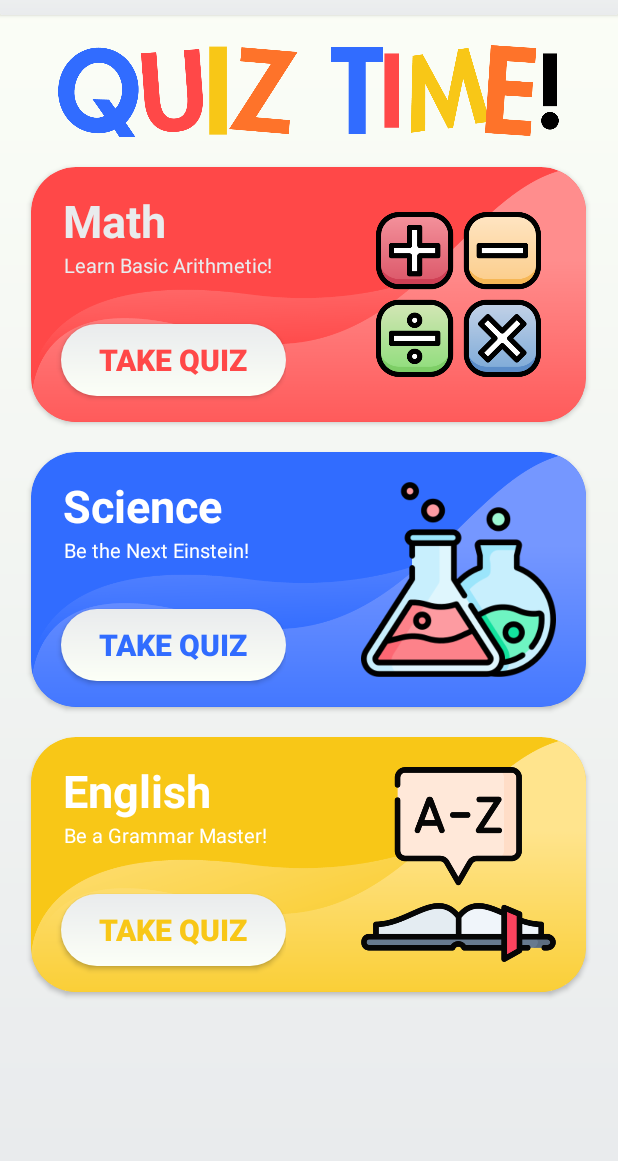
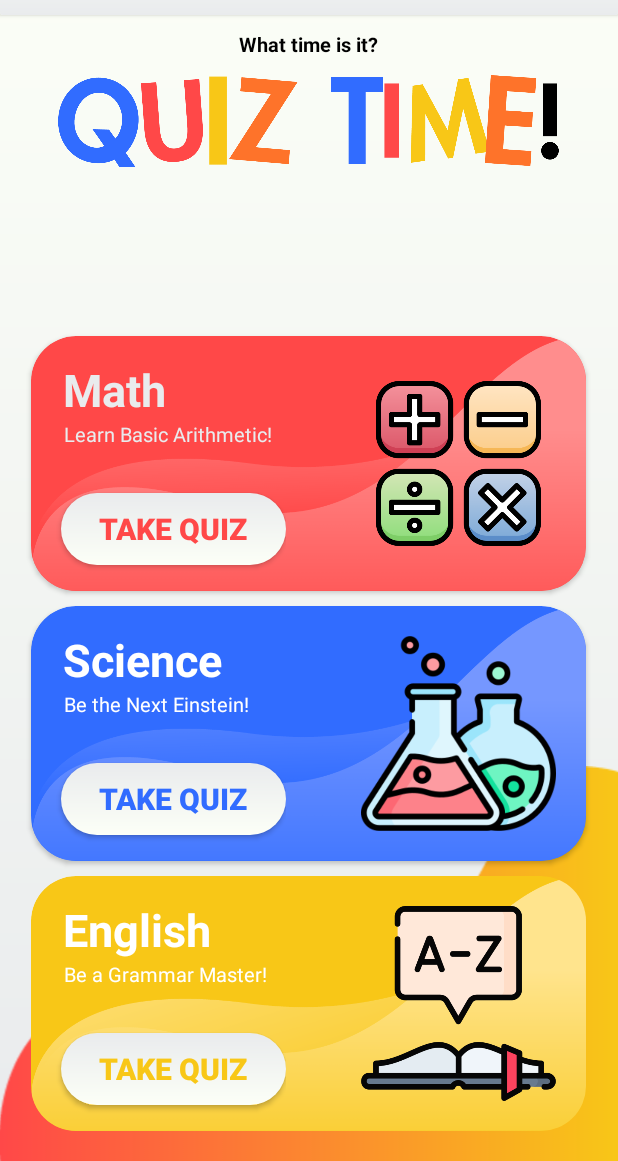
Before and after one commit to Zeerooo-dev/Learnify, an Android app: the main screen opened directly, with no data from a screen before it, on a phone screen of 412 x 824 dp, the part 75-1236 px from its top. Run offline under Robolectric (Android 15) with nearby library versions, the phone set to English and light mode, and no system bars.

Commit message:
Linear to Frame Layout

```diff
--- a/app/src/main/res/layout/main.xml
+++ b/app/src/main/res/layout/main.xml
@@ -1,5 +1,5 @@
 <?xml version="1.0" encoding="utf-8"?>
-<LinearLayout xmlns:android="http://schemas.android.com/apk/res/android"
+<FrameLayout xmlns:android="http://schemas.android.com/apk/res/android"
     xmlns:tools="http://schemas.android.com/tools"
     android:layout_width="match_parent"
     android:layout_height="match_parent"
@@ -8,6 +8,12 @@
     android:orientation="vertical"
     android:background="@drawable/bg_gradient">
 
+    <ImageView
+        android:layout_width="450dp"
+        android:layout_height="wrap_content"
+        android:layout_gravity="bottom|center_horizontal"
+        android:src="@drawable/loginshape"
+        />
 
     <androidx.cardview.widget.CardView
         android:layout_width="match_parent"
@@ -64,21 +70,32 @@
 
     </androidx.cardview.widget.CardView>
 
+    <TextView
+        android:layout_width="wrap_content"
+        android:layout_height="wrap_content"
+        android:layout_gravity="top|center_horizontal"
+        android:gravity="center_horizontal|center_vertical"
+        android:layout_marginTop="70dp"
+        android:text="What time is it?"
+        android:textStyle="bold"
+        android:textColor="@color/black"
+        android:textSize="13sp"/>
 
     <ImageView
         android:layout_width="350dp"
         android:layout_height="61dp"
-        android:layout_gravity="center"
-        android:layout_marginTop="20dp"
-        android:src="@drawable/quiztime" />
+        android:layout_gravity="top|center_horizontal"
+        android:gravity="center_horizontal|center_vertical"
+        android:layout_marginTop="100dp"
+        android:src="@drawable/quiztime"/>
 
 
     <androidx.cardview.widget.CardView
         android:id="@+id/l_mathtile"
         android:layout_width="370dp"
         android:layout_height="170dp"
-        android:layout_gravity="center"
-        android:layout_marginTop="20dp"
+        android:layout_gravity="bottom|center_horizontal"
+        android:layout_marginBottom="380dp"
         app:cardBackgroundColor="@color/red"
         app:cardCornerRadius="30dp">
 
@@ -149,8 +166,8 @@
     <androidx.cardview.widget.CardView
         android:layout_width="370dp"
         android:layout_height="170dp"
-        android:layout_gravity="center"
-        android:layout_marginTop="20dp"
+        android:layout_gravity="bottom|center_horizontal"
+        android:layout_marginBottom="200dp"
         app:cardBackgroundColor="@color/blue2"
         app:cardCornerRadius="30dp">
 
@@ -216,8 +233,8 @@
     <androidx.cardview.widget.CardView
         android:layout_width="370dp"
         android:layout_height="170dp"
-        android:layout_gravity="center"
-        android:layout_marginTop="20dp"
+        android:layout_gravity="bottom|center_horizontal"
+        android:layout_marginBottom="20dp"
         app:cardBackgroundColor="@color/yellow"
         app:cardCornerRadius="30dp">
 
@@ -280,4 +297,4 @@
                 android:src="@drawable/englishicon" />
         </FrameLayout>
     </androidx.cardview.widget.CardView>
-</LinearLayout>
+</FrameLayout>
```
